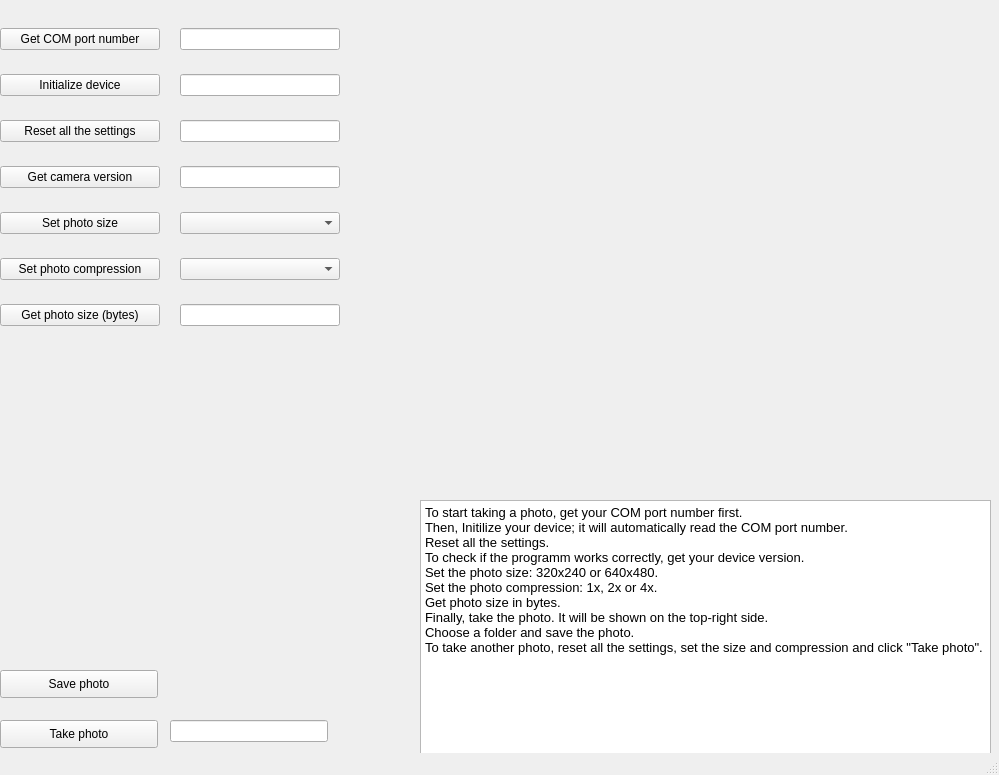
Above: GUI.ui from functiod/Camera before the change. Below: the same form after it.
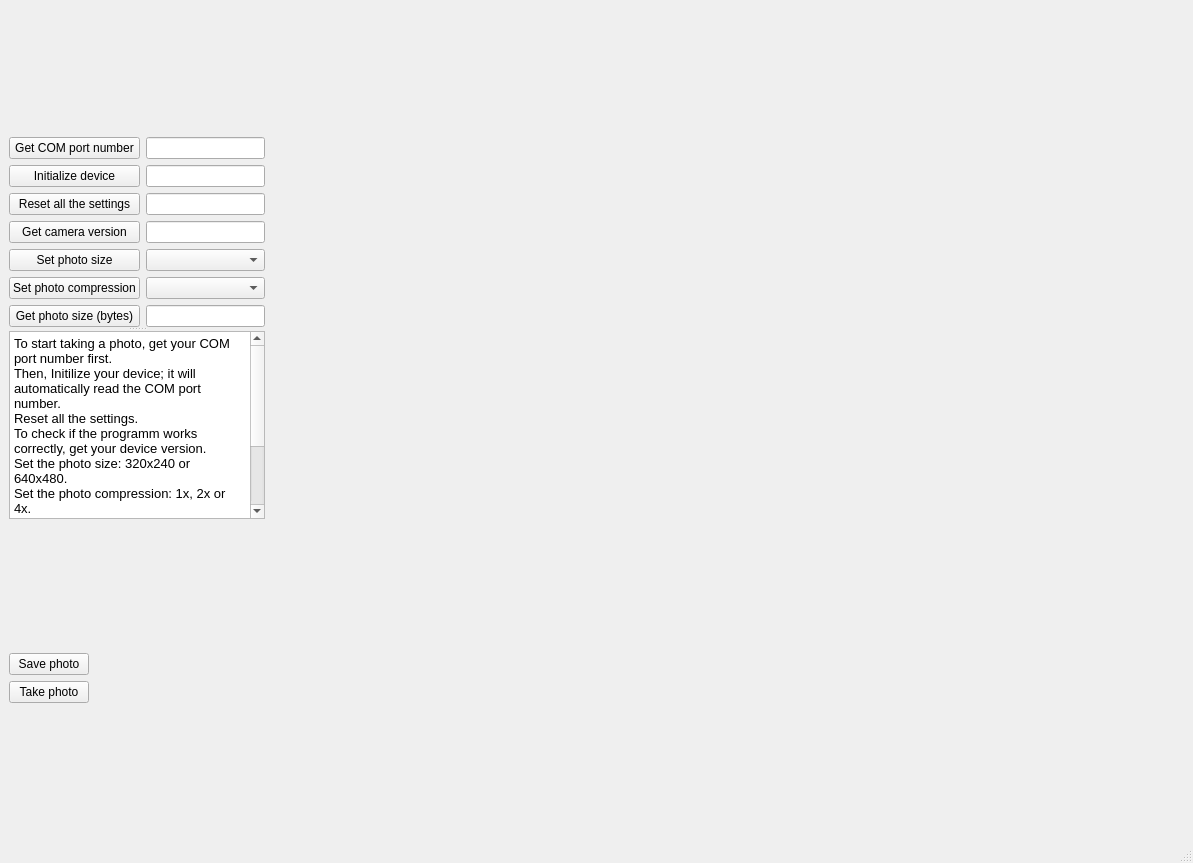
That is the form after the change.

```diff
--- a/GUI.ui
+++ b/GUI.ui
@@ -6,23 +6,25 @@
    <rect>
     <x>0</x>
     <y>0</y>
-    <width>999</width>
-    <height>775</height>
+    <width>1193</width>
+    <height>863</height>
    </rect>
   </property>
   <property name="windowTitle">
    <string>MainWindow</string>
   </property>
   <widget class="QWidget" name="centralwidget">
-   <widget class="QWidget" name="verticalLayoutWidget">
-    <property name="geometry">
-     <rect>
-      <x>0</x>
-      <y>10</y>
-      <width>160</width>
-      <height>341</height>
-     </rect>
-    </property>
+   <layout class="QHBoxLayout" name="horizontalLayout">
+    <item>
+     <layout class="QFormLayout" name="formLayout">
+      <item row="0" column="0">
+       <widget class="QSplitter" name="splitter">
+        <property name="orientation">
+         <enum>Qt::Vertical</enum>
+        </property>
+        <widget class="QWidget" name="layoutWidget">
+         <layout class="QHBoxLayout" name="horizontalLayout_2">
+          <item>
     <layout class="QVBoxLayout" name="verticalLayout">
      <item>
       <widget class="QPushButton" name="get_com_port_number">
@@ -74,16 +76,8 @@
       </widget>
      </item>
     </layout>
-   </widget>
-   <widget class="QWidget" name="verticalLayoutWidget_2">
-    <property name="geometry">
-     <rect>
-      <x>180</x>
-      <y>10</y>
-      <width>160</width>
-      <height>341</height>
-     </rect>
-    </property>
+          </item>
+          <item>
     <layout class="QVBoxLayout" name="verticalLayout_2">
      <item>
       <widget class="QLineEdit" name="get_com_port_text">
@@ -111,66 +105,10 @@
       <widget class="QLineEdit" name="get_photo_size_text"/>
      </item>
     </layout>
-   </widget>
-   <widget class="QWidget" name="verticalLayoutWidget_5">
-    <property name="geometry">
-     <rect>
-      <x>420</x>
-      <y>10</y>
-      <width>561</width>
-      <height>481</height>
-     </rect>
-    </property>
-    <layout class="QVBoxLayout" name="image_layout"/>
-   </widget>
-   <widget class="QLineEdit" name="take_photo_alert">
-    <property name="geometry">
-     <rect>
-      <x>170</x>
-      <y>720</y>
-      <width>158</width>
-      <height>22</height>
-     </rect>
-    </property>
-    <property name="clearButtonEnabled">
-     <bool>false</bool>
-    </property>
-   </widget>
-   <widget class="QPushButton" name="take_photo_button">
-    <property name="geometry">
-     <rect>
-      <x>0</x>
-      <y>720</y>
-      <width>158</width>
-      <height>28</height>
-     </rect>
-    </property>
-    <property name="text">
-     <string>Take photo</string>
-    </property>
-   </widget>
-   <widget class="QPushButton" name="choose_path_button">
-    <property name="geometry">
-     <rect>
-      <x>0</x>
-      <y>670</y>
-      <width>158</width>
-      <height>28</height>
-     </rect>
-    </property>
-    <property name="text">
-     <string>Save photo</string>
-    </property>
+          </item>
+         </layout>
    </widget>
    <widget class="QTextBrowser" name="textBrowser">
-    <property name="geometry">
-     <rect>
-      <x>420</x>
-      <y>500</y>
-      <width>571</width>
-      <height>271</height>
-     </rect>
-    </property>
     <property name="html">
      <string>&lt;!DOCTYPE HTML PUBLIC &quot;-//W3C//DTD HTML 4.0//EN&quot; &quot;http://www.w3.org/TR/REC-html40/strict.dtd&quot;&gt;
 &lt;html&gt;&lt;head&gt;&lt;meta name=&quot;qrichtext&quot; content=&quot;1&quot; /&gt;&lt;style type=&quot;text/css&quot;&gt;
@@ -180,6 +118,32 @@
 &lt;p style=&quot; margin-top:0px; margin-bottom:0px; margin-left:0px; margin-right:0px; -qt-block-indent:0; text-indent:0px;&quot;&gt;&lt;span style=&quot; font-size:10pt;&quot;&gt;Choose a folder and save the photo.&lt;br /&gt;To take another photo, reset all the settings, set the size and compression and click &amp;quot;Take photo&amp;quot;.&lt;/span&gt;&lt;/p&gt;&lt;/body&gt;&lt;/html&gt;</string>
     </property>
    </widget>
+       </widget>
+      </item>
+      <item row="0" column="1">
+       <layout class="QVBoxLayout" name="image_layout"/>
+      </item>
+      <item row="1" column="0">
+       <layout class="QVBoxLayout" name="verticalLayout_3">
+        <item>
+         <widget class="QPushButton" name="choose_path_button">
+          <property name="text">
+           <string>Save photo</string>
+          </property>
+         </widget>
+        </item>
+        <item>
+         <widget class="QPushButton" name="take_photo_button">
+          <property name="text">
+           <string>Take photo</string>
+          </property>
+         </widget>
+        </item>
+       </layout>
+      </item>
+     </layout>
+    </item>
+   </layout>
   </widget>
   <widget class="QStatusBar" name="statusbar"/>
  </widget>
```
Lines whose indentation alone changed are shown as unchanged.
